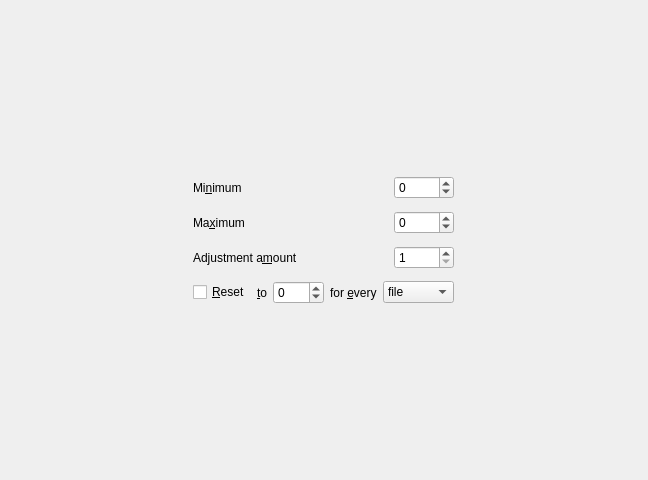
KDE/kplayer, file kplayer/kplayersettingssaturation.ui: the form before one commit.
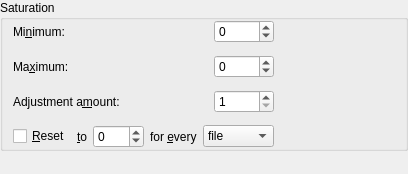
The form after the commit. Custom widgets are drawn as their Qt base class.

Commit message: Replace QFrames with QGroupBoxes in configure dialog.

```diff
--- a/kplayer/kplayersettingssaturation.ui
+++ b/kplayer/kplayersettingssaturation.ui
@@ -6,8 +6,8 @@
    <rect>
     <x>0</x>
     <y>0</y>
-    <width>648</width>
-    <height>480</height>
+    <width>408</width>
+    <height>174</height>
    </rect>
   </property>
   <property name="frameShape">
@@ -21,20 +21,20 @@
   </property>
   <layout class="QGridLayout">
    <item row="0" column="0">
-    <widget class="QFrame" name="frame4">
+    <widget class="QGroupBox" name="groupBox4">
      <property name="sizePolicy">
-      <sizepolicy hsizetype="Fixed" vsizetype="Fixed">
+      <sizepolicy hsizetype="Preferred" vsizetype="Preferred">
        <horstretch>0</horstretch>
        <verstretch>0</verstretch>
       </sizepolicy>
      </property>
-     <property name="frameShape">
-      <enum>QFrame::NoFrame</enum>
-     </property>
-     <property name="frameShadow">
-      <enum>QFrame::Plain</enum>
+     <property name="title">
+      <string>Saturation</string>
      </property>
      <layout class="QGridLayout">
+      <property name="leftMargin">
+       <number>10</number>
+      </property>
       <item row="0" column="0">
        <widget class="QLabel" name="l_saturation_minimum">
         <property name="sizePolicy">
@@ -50,7 +50,7 @@
          <string>Option to specify a lower limit on the video saturation setting.</string>
         </property>
         <property name="text">
-         <string>Mi&amp;nimum</string>
+         <string>Mi&amp;nimum:</string>
         </property>
         <property name="alignment">
          <set>Qt::AlignLeading|Qt::AlignLeft|Qt::AlignVCenter</set>
@@ -103,7 +103,7 @@
          <string>Option to specify an upper limit on the video saturation setting.</string>
         </property>
         <property name="text">
-         <string>Ma&amp;ximum</string>
+         <string>Ma&amp;ximum:</string>
         </property>
         <property name="alignment">
          <set>Qt::AlignLeading|Qt::AlignLeft|Qt::AlignVCenter</set>
@@ -159,7 +159,7 @@
          <string>Option to specify the amount by which to change video saturation when using Increase/Decrease Saturation commands on Player/Video menu or the corresponding keyboard shortcuts.</string>
         </property>
         <property name="text">
-         <string>Adjustment a&amp;mount</string>
+         <string>Adjustment a&amp;mount:</string>
         </property>
         <property name="alignment">
          <set>Qt::AlignLeading|Qt::AlignLeft|Qt::AlignVCenter</set>
@@ -324,9 +324,35 @@
         </item>
        </layout>
       </item>
+      <item row="1" column="2">
+       <spacer name="horizontalSpacer">
+        <property name="orientation">
+         <enum>Qt::Horizontal</enum>
+        </property>
+        <property name="sizeHint" stdset="0">
+         <size>
+          <width>40</width>
+          <height>20</height>
+         </size>
+        </property>
+       </spacer>
+      </item>
      </layout>
     </widget>
    </item>
+   <item row="1" column="0">
+    <spacer name="verticalSpacer">
+     <property name="orientation">
+      <enum>Qt::Vertical</enum>
+     </property>
+     <property name="sizeHint" stdset="0">
+      <size>
+       <width>20</width>
+       <height>40</height>
+      </size>
+     </property>
+    </spacer>
+   </item>
   </layout>
  </widget>
  <layoutdefault spacing="12" margin="0"/>
```
The commit also changes 12 other files.
